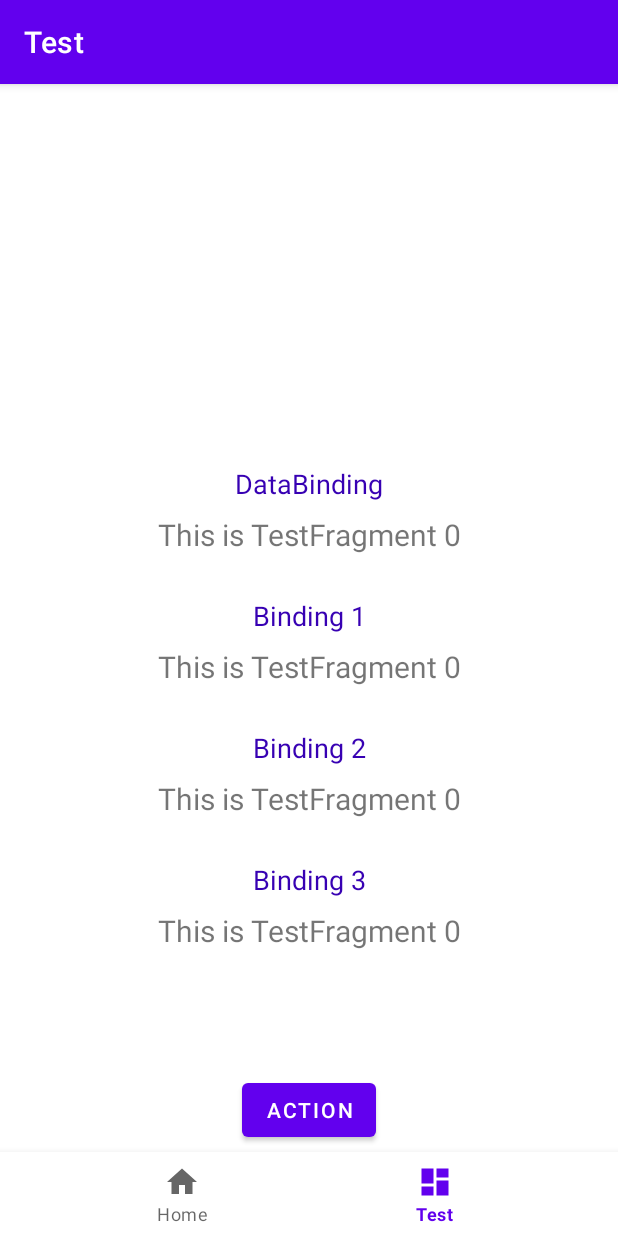
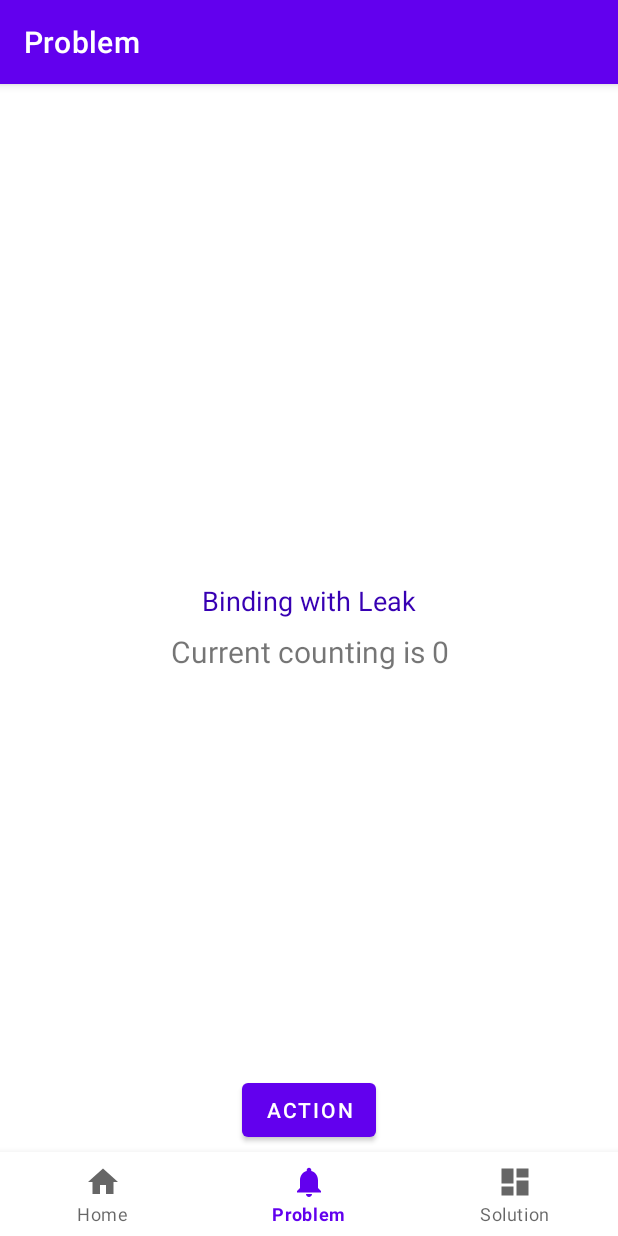
Before and after one commit to Seo-4d696b75/android-data-binding, an Android app: the screen it shows after launch (MainActivity), item 2 of the bottom bar chosen, on a phone screen of 412 x 824 dp. Run offline under Robolectric (Android 15) with nearby library versions, the phone set to English and light mode, and no system bars; our stand-ins replace data binding, navigation-ui.

Commit message:
追加：memory leakの実験

```diff
--- a/app/src/main/java/jp/co/yumemi/senda/bindingexample/MainActivity.kt
+++ b/app/src/main/java/jp/co/yumemi/senda/bindingexample/MainActivity.kt
@@ -19,7 +19,7 @@ class MainActivity : AppCompatActivity() {
         // Passing each menu ID as a set of Ids because each
         // menu should be considered as top level destinations.
         val appBarConfiguration = AppBarConfiguration(setOf(
-                R.id.navigation_home, R.id.navigation_test))
+                R.id.navigation_home, R.id.navigation_problem, R.id.navigation_solution))
         setupActionBarWithNavController(navController, appBarConfiguration)
         navView.setupWithNavController(navController)
     }
--- /dev/null
+++ b/app/src/main/java/jp/co/yumemi/senda/bindingexample/ui/test/ProblemFragment.kt
@@ -0,0 +1,25 @@
+package jp.co.yumemi.senda.bindingexample.ui.test
+
+import android.os.Bundle
+import android.view.View
+import androidx.fragment.app.Fragment
+import androidx.fragment.app.activityViewModels
+import jp.co.yumemi.senda.bindingexample.R
+import jp.co.yumemi.senda.bindingexample.databinding.FragmentProblemBinding
+
+/**
+ * @author Seo-4d696b75
+ * @version 2021/10/11.
+ */
+class ProblemFragment : Fragment(R.layout.fragment_problem) {
+
+    private val viewModel by activityViewModels<TestViewModel>()
+    private lateinit var binding: FragmentProblemBinding
+
+    override fun onViewCreated(view: View, savedInstanceState: Bundle?) {
+        binding = FragmentProblemBinding.bind(view)
+        binding.viewModel = viewModel
+        binding.lifecycleOwner = viewLifecycleOwner
+
+    }
+}
--- a/app/src/main/java/jp/co/yumemi/senda/bindingexample/ui/test/TestFragment.kt
+++ /dev/null
@@ -1,46 +0,0 @@
-package jp.co.yumemi.senda.bindingexample.ui.test
-
-import android.os.Bundle
-import android.util.Log
-import android.view.LayoutInflater
-import android.view.View
-import android.view.ViewGroup
-import android.widget.TextView
-import androidx.fragment.app.Fragment
-import androidx.fragment.app.activityViewModels
-import androidx.fragment.app.viewModels
-import androidx.lifecycle.Observer
-import androidx.lifecycle.ViewModelProvider
-import jp.co.yumemi.senda.bindingexample.R
-import jp.co.yumemi.senda.bindingexample.databinding.FragmentTestBinding
-import jp.co.yumemi.senda.bindingexample.ui.useViewBinding
-import jp.co.yumemi.senda.bindingexample.ui.viewBinding
-
-class TestFragment : Fragment(R.layout.fragment_test) {
-
-    private val testViewModel by activityViewModels<TestViewModel>()
-
-    private var binding1: FragmentTestBinding? = null
-    private val binding2 by viewBinding<FragmentTestBinding>()
-    private val binding3 by useViewBinding<FragmentTestBinding>()
-
-    override fun onViewCreated(view: View, savedInstanceState: Bundle?) {
-        super.onViewCreated(view, savedInstanceState)
-        Log.d("TestFragment", "onViewCreated")
-        binding1 = FragmentTestBinding.bind(view).also {
-            it.viewModel = testViewModel
-            it.lifecycleOwner = viewLifecycleOwner
-        }
-        testViewModel.text.observe(viewLifecycleOwner){
-            binding1?.textBinding1?.text = it
-            binding2.textBinding2.text = it
-            binding3.textBinding3.text = it
-        }
-    }
-
-    override fun onDestroyView() {
-        super.onDestroyView()
-        Log.d("TestFragment", "onDestroyView")
-        binding1 = null
-    }
-}
--- /dev/null
+++ b/app/src/main/res/layout/fragment_problem.xml
@@ -0,0 +1,61 @@
+<?xml version="1.0" encoding="utf-8"?>
+<layout xmlns:android="http://schemas.android.com/apk/res/android"
+    xmlns:app="http://schemas.android.com/apk/res-auto"
+    xmlns:tools="http://schemas.android.com/tools">
+
+    <data>
+        <variable
+            name="viewModel"
+            type="jp.co.yumemi.senda.bindingexample.ui.test.TestViewModel" />
+    </data>
+
+    <androidx.constraintlayout.widget.ConstraintLayout
+        android:layout_width="match_parent"
+        android:layout_height="match_parent"
+        tools:context=".ui.test.SolutionFragment">
+
+        <TextView
+            android:id="@+id/title_dataBinding"
+            android:layout_width="match_parent"
+            android:layout_height="wrap_content"
+            android:layout_marginStart="8dp"
+            android:layout_marginTop="8dp"
+            android:layout_marginEnd="8dp"
+            android:text="Binding with Leak"
+            android:textAlignment="center"
+            android:textColor="@color/purple_700"
+            android:textSize="18sp"
+            app:layout_constraintBottom_toTopOf="@id/text_dataBinding"
+            app:layout_constraintEnd_toEndOf="parent"
+            app:layout_constraintStart_toStartOf="parent"
+            app:layout_constraintTop_toTopOf="parent"
+            app:layout_constraintVertical_chainStyle="packed" />
+
+        <TextView
+            android:id="@+id/text_dataBinding"
+            android:layout_width="match_parent"
+            android:layout_height="wrap_content"
+            android:layout_marginStart="8dp"
+            android:layout_marginTop="8dp"
+            android:layout_marginEnd="8dp"
+            android:text="@{viewModel.text}"
+            android:textAlignment="center"
+            android:textSize="20sp"
+            app:layout_constraintBottom_toTopOf="@id/button_increment"
+            app:layout_constraintEnd_toEndOf="parent"
+            app:layout_constraintStart_toStartOf="parent"
+            app:layout_constraintTop_toBottomOf="@id/title_dataBinding" />
+
+        <Button
+            android:id="@+id/button_increment"
+            android:layout_width="wrap_content"
+            android:layout_height="wrap_content"
+            android:layout_marginBottom="60dp"
+            android:onClick="@{() -> viewModel.increment()}"
+            android:text="Action"
+            app:layout_constraintBottom_toBottomOf="parent"
+            app:layout_constraintEnd_toEndOf="parent"
+            app:layout_constraintStart_toStartOf="parent" />
+
+    </androidx.constraintlayout.widget.ConstraintLayout>
+</layout>
--- a/app/src/main/res/layout/fragment_test.xml
+++ /dev/null
@@ -1,156 +0,0 @@
-<?xml version="1.0" encoding="utf-8"?>
-<layout xmlns:android="http://schemas.android.com/apk/res/android"
-    xmlns:app="http://schemas.android.com/apk/res-auto"
-    xmlns:tools="http://schemas.android.com/tools">
-
-    <data>
-        <variable
-            name="viewModel"
-            type="jp.co.yumemi.senda.bindingexample.ui.test.TestViewModel" />
-    </data>
-
-    <androidx.constraintlayout.widget.ConstraintLayout
-        android:layout_width="match_parent"
-        android:layout_height="match_parent"
-        tools:context=".ui.test.TestFragment">
-
-        <TextView
-            android:id="@+id/title_dataBinding"
-            android:layout_width="match_parent"
-            android:layout_height="wrap_content"
-            android:layout_marginStart="8dp"
-            android:layout_marginTop="8dp"
-            android:layout_marginEnd="8dp"
-            android:text="DataBinding"
-            android:textAlignment="center"
-            android:textColor="@color/purple_700"
-            android:textSize="18sp"
-            app:layout_constraintBottom_toTopOf="@id/text_dataBinding"
-            app:layout_constraintEnd_toEndOf="parent"
-            app:layout_constraintStart_toStartOf="parent"
-            app:layout_constraintTop_toTopOf="parent"
-            app:layout_constraintVertical_chainStyle="packed" />
-
-        <TextView
-            android:id="@+id/text_dataBinding"
-            android:layout_width="match_parent"
-            android:layout_height="wrap_content"
-            android:layout_marginStart="8dp"
-            android:layout_marginTop="8dp"
-            android:layout_marginEnd="8dp"
-            android:text="@{viewModel.text}"
-            android:textAlignment="center"
-            android:textSize="20sp"
-            app:layout_constraintBottom_toTopOf="@id/title_binding_1"
-            app:layout_constraintEnd_toEndOf="parent"
-            app:layout_constraintStart_toStartOf="parent"
-            app:layout_constraintTop_toBottomOf="@id/title_dataBinding" />
-
-
-        <TextView
-            android:id="@+id/title_binding_1"
-            android:layout_width="match_parent"
-            android:layout_height="wrap_content"
-            android:layout_marginStart="8dp"
-            android:layout_marginTop="28dp"
-            android:layout_marginEnd="8dp"
-            android:text="Binding 1"
-            android:textAlignment="center"
-            android:textColor="@color/purple_700"
-            android:textSize="18sp"
-            app:layout_constraintBottom_toTopOf="@id/text_binding_1"
-            app:layout_constraintEnd_toEndOf="parent"
-            app:layout_constraintStart_toStartOf="parent"
-            app:layout_constraintTop_toBottomOf="@id/text_dataBinding"
-            app:layout_constraintVertical_chainStyle="packed" />
-
-        <TextView
-            android:id="@+id/text_binding_1"
-            android:layout_width="match_parent"
-            android:layout_height="wrap_content"
-            android:layout_marginStart="8dp"
-            android:layout_marginTop="8dp"
-            android:layout_marginEnd="8dp"
-            android:textAlignment="center"
-            android:textSize="20sp"
-            app:layout_constraintBottom_toTopOf="@id/title_binding_2"
-            app:layout_constraintEnd_toEndOf="parent"
-            app:layout_constraintStart_toStartOf="parent"
-            app:layout_constraintTop_toBottomOf="@id/title_binding_1" />
-
-        <TextView
-            android:id="@+id/title_binding_2"
-            android:layout_width="match_parent"
-            android:layout_height="wrap_content"
-            android:layout_marginStart="8dp"
-            android:layout_marginTop="28dp"
-            android:layout_marginEnd="8dp"
-            android:text="Binding 2"
-            android:textAlignment="center"
-            android:textColor="@color/purple_700"
-            android:textSize="18sp"
-            app:layout_constraintBottom_toTopOf="@id/text_binding_2"
-            app:layout_constraintEnd_toEndOf="parent"
-            app:layout_constraintStart_toStartOf="parent"
-            app:layout_constraintTop_toBottomOf="@id/text_binding_1"
-            app:layout_constraintVertical_chainStyle="packed" />
-
-        <TextView
-            android:id="@+id/text_binding_2"
-            android:layout_width="match_parent"
-            android:layout_height="wrap_content"
-            android:layout_marginStart="8dp"
-            android:layout_marginTop="8dp"
-            android:layout_marginEnd="8dp"
-            android:textAlignment="center"
-            android:textSize="20sp"
-            app:layout_constraintBottom_toTopOf="@id/title_binding_3"
-            app:layout_constraintEnd_toEndOf="parent"
-            app:layout_constraintStart_toStartOf="parent"
-            app:layout_constraintTop_toBottomOf="@id/title_binding_2" />
-
-
-        <TextView
-            android:id="@+id/title_binding_3"
-            android:layout_width="match_parent"
-            android:layout_height="wrap_content"
-            android:layout_marginStart="8dp"
-            android:layout_marginTop="28dp"
-            android:layout_marginEnd="8dp"
-            android:text="Binding 3"
-            android:textAlignment="center"
-            android:textColor="@color/purple_700"
-            android:textSize="18sp"
-            app:layout_constraintBottom_toTopOf="@id/text_binding_3"
-            app:layout_constraintEnd_toEndOf="parent"
-            app:layout_constraintStart_toStartOf="parent"
-            app:layout_constraintTop_toBottomOf="@id/text_binding_2"
-            app:layout_constraintVertical_chainStyle="packed" />
-
-        <TextView
-            android:id="@+id/text_binding_3"
-            android:layout_width="match_parent"
-            android:layout_height="wrap_content"
-            android:layout_marginStart="8dp"
-            android:layout_marginTop="8dp"
-            android:layout_marginEnd="8dp"
-            android:textAlignment="center"
-            android:textSize="20sp"
-            app:layout_constraintBottom_toBottomOf="parent"
-            app:layout_constraintEnd_toEndOf="parent"
-            app:layout_constraintStart_toStartOf="parent"
-            app:layout_constraintTop_toBottomOf="@id/title_binding_3" />
-
-
-        <Button
-            android:layout_width="wrap_content"
-            android:layout_height="wrap_content"
-            android:layout_marginBottom="60dp"
-            android:onClick="@{() -> viewModel.increment()}"
-            android:text="Action"
-            app:layout_constraintBottom_toBottomOf="parent"
-            app:layout_constraintEnd_toEndOf="parent"
-            app:layout_constraintStart_toStartOf="parent" />
-
-    </androidx.constraintlayout.widget.ConstraintLayout>
-</layout>
--- a/app/src/main/res/menu/bottom_nav_menu.xml
+++ b/app/src/main/res/menu/bottom_nav_menu.xml
@@ -7,8 +7,13 @@
         android:title="@string/title_home" />
 
     <item
-        android:id="@+id/navigation_test"
+        android:id="@+id/navigation_problem"
+        android:icon="@drawable/ic_notifications_black_24dp"
+        android:title="@string/title_problem" />
+
+    <item
+        android:id="@+id/navigation_solution"
         android:icon="@drawable/ic_dashboard_black_24dp"
-        android:title="@string/title_test" />
+        android:title="@string/title_solution" />
 
 </menu>
--- a/app/src/main/res/navigation/mobile_navigation.xml
+++ b/app/src/main/res/navigation/mobile_navigation.xml
@@ -12,9 +12,16 @@
         tools:layout="@layout/fragment_home" />
 
     <fragment
-        android:id="@+id/navigation_test"
-        android:name="jp.co.yumemi.senda.bindingexample.ui.test.TestFragment"
-        android:label="@string/title_test"
-        tools:layout="@layout/fragment_test" />
+        android:id="@+id/navigation_problem"
+        android:name="jp.co.yumemi.senda.bindingexample.ui.test.ProblemFragment"
+        android:label="@string/title_problem"
+        tools:layout="@layout/fragment_problem" />
+
+
+    <fragment
+        android:id="@+id/navigation_solution"
+        android:name="jp.co.yumemi.senda.bindingexample.ui.test.SolutionFragment"
+        android:label="@string/title_solution"
+        tools:layout="@layout/fragment_solution" />
 
 </navigation>
--- a/app/src/main/res/values/strings.xml
+++ b/app/src/main/res/values/strings.xml
@@ -1,5 +1,6 @@
 <resources>
     <string name="app_name">BindingExample</string>
     <string name="title_home">Home</string>
-    <string name="title_test">Test</string>
+    <string name="title_problem">Problem</string>
+    <string name="title_solution">Solution</string>
 </resources>
```
Also changed, not shown: app/src/main/java/jp/co/yumemi/senda/bindingexample/ui/test/SolutionFragment.kt (added, +40 -0 lines), app/src/main/java/jp/co/yumemi/senda/bindingexample/ui/test/TestViewModel.kt (+1 -1 lines), app/src/main/res/layout/fragment_solution.xml (added, +157 -0 lines).
